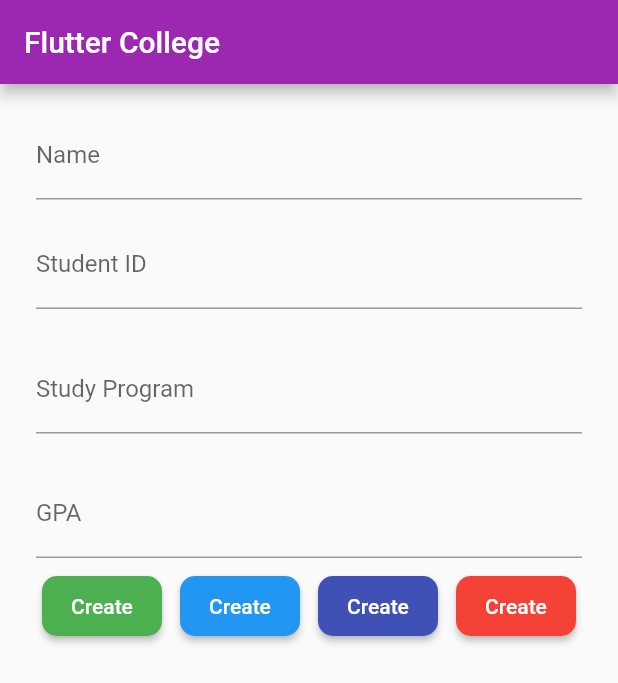
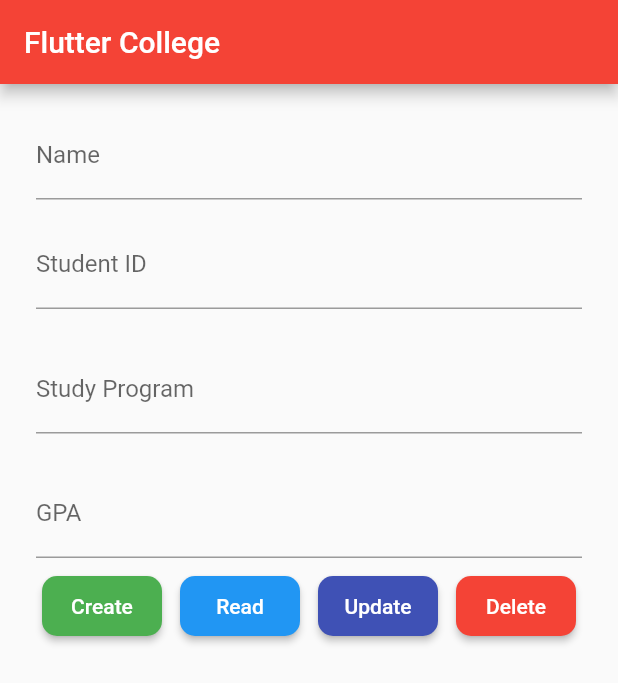
Before and after one commit to walidwazini/Flutter-FIrestore-CRUD, a Flutter app: the screen it shows after launch, after a tap on "Create", on a phone screen of 412 x 824 dp. Shown: the top 683 px of the screen. Run offline on Flutter 3.47's test engine with Material 2 defaults, Android fonts, the phone set to English and light mode, and no system bars; our stand-ins replace cloud_firestore, date_format, datetime_picker_formfield, firebase_core; accounts and stored records are empty.

```diff
--- a/lib/main.dart
+++ b/lib/main.dart
@@ -1,6 +1,12 @@
+import 'package:cloud_firestore/cloud_firestore.dart';
+import 'package:firebase_core/firebase_core.dart';
 import 'package:flutter/material.dart';
 
-void main() => runApp(StartApp());
+void main() async {
+  WidgetsFlutterBinding.ensureInitialized();
+  await Firebase.initializeApp();
+  runApp(StartApp());
+}
 
 class StartApp extends StatelessWidget {
   @override
@@ -9,7 +15,7 @@ class StartApp extends StatelessWidget {
       theme: ThemeData(
         brightness: Brightness.light,
         primaryColor: Colors.blue,
-        colorScheme: ColorScheme.fromSwatch(primarySwatch: Colors.purple)
+        colorScheme: ColorScheme.fromSwatch(primarySwatch: Colors.red)
             .copyWith(secondary: Colors.cyan),
       ),
       home: MyApp(),
@@ -23,7 +29,7 @@ class MyApp extends StatefulWidget {
 }
 
 class _MyAppState extends State<MyApp> {
-  String? studentName, studentID, studyProgram;
+  String? studentName, studentID, studentStudyProgram;
   double? studentGPA;
 
   getStudentName(name) {
@@ -35,12 +41,32 @@ class _MyAppState extends State<MyApp> {
   }
 
   getProgramId(programName) {
-    this.studyProgram = programName;
+    this.studentStudyProgram = programName;
   }
 
   getGpa(gpa) {
     this.studentGPA = double.parse(gpa);
   }
+
+  createData() {
+    DocumentReference docReference =
+        FirebaseFirestore.instance.collection('myStudents').doc(studentID);
+
+    Map<String,dynamic> student =  {
+      'studentName': studentName,
+      'studentID' : studentID,
+      'studentStudyProgram' : studentStudyProgram,
+      'studentGPA': studentGPA
+    };
+
+    docReference.set(student).whenComplete(() => print('${studentName} is created '));
+  }
+
+  readData() {}
+
+  updateData() {}
+
+  deleteData() {}
 
   @override
   Widget build(BuildContext context) {
@@ -50,6 +76,7 @@ class _MyAppState extends State<MyApp> {
       ),
       body: Padding(
         padding: const EdgeInsets.all(16.0),
+        child: SingleChildScrollView(
           child: Column(
             children: [
               Padding(
@@ -106,6 +133,7 @@ class _MyAppState extends State<MyApp> {
             ],
           ),
         ),
+      ),
     );
   }
 
@@ -129,7 +157,7 @@ class _MyAppState extends State<MyApp> {
       height: 40,
       child: ElevatedButton(
         onPressed: onPressHandler,
-        child: Text('Create'),
+        child: Text(title),
         style: ElevatedButton.styleFrom(
             primary: warna,
             shape: RoundedRectangleBorder(
```
Lines whose indentation alone changed are shown as unchanged.
